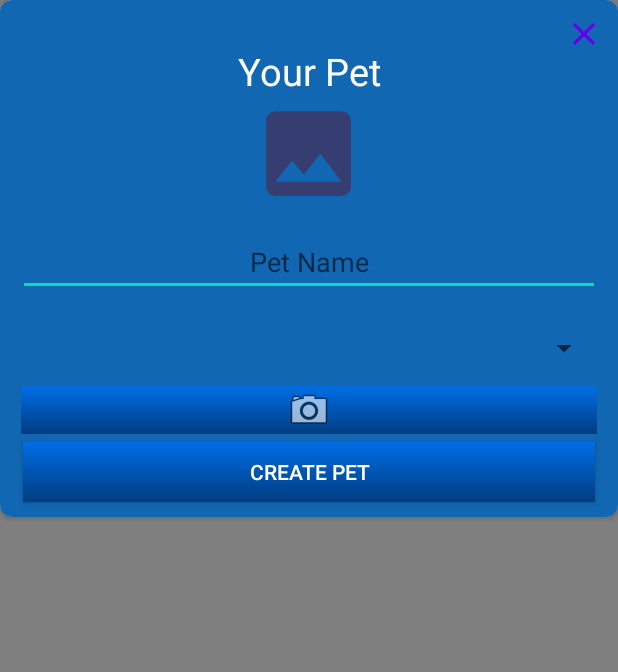
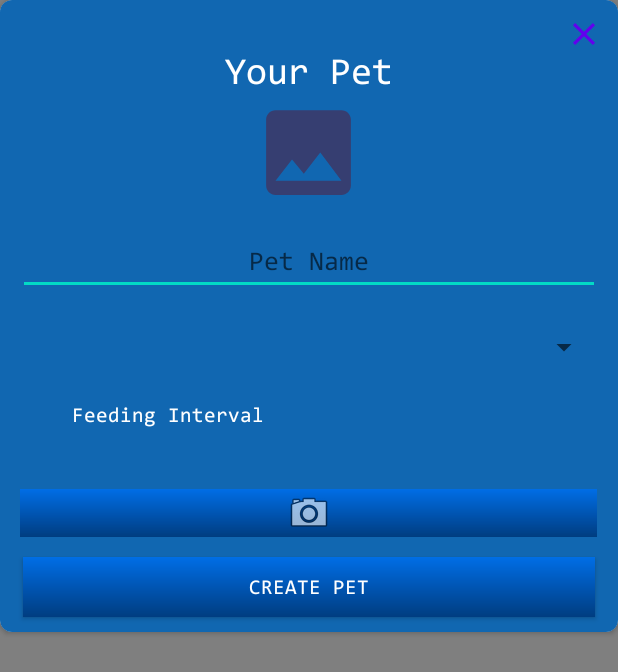
Before and after one commit to andrewc0204/ExoticPets, an Android app: the layout create_pet_layout.xml on its own in the app's theme, with its tools: preview values and no code run, on a phone screen of 412 x 824 dp. Shown: the top 672 px of the screen. Run offline under Robolectric (Android 15) with nearby library versions, the phone set to English and light mode, and no system bars.

Commit message:
Added Custom font style\Textview
Added Textview for feeding interval in alertdialog. added consola font

```diff
--- a/app/src/main/java/com/example/exoticpets/MainActivity.java
+++ b/app/src/main/java/com/example/exoticpets/MainActivity.java
@@ -10,6 +10,7 @@ import androidx.recyclerview.widget.RecyclerView;
 
 import android.content.Intent;
 import android.graphics.Color;
+import android.graphics.Typeface;
 import android.os.Bundle;
 import android.text.Editable;
 import android.text.TextWatcher;
@@ -54,7 +55,6 @@ public class MainActivity extends AppCompatActivity {
     View view;
     ImageView defaultImage;
 
-
     @Override
     protected void onActivityResult(int requestCode, int resultCode, @Nullable @org.jetbrains.annotations.Nullable Intent data) {
         super.onActivityResult(requestCode, resultCode, data);
@@ -91,12 +91,17 @@ public class MainActivity extends AppCompatActivity {
         setContentView(R.layout.activity_main);
         Log.d(TAG, "onCreate: started");
 
+//        Typeface font = Typeface.createFromAsset(getAssets(), "Fonts/consola.TTF");
+//        instructionView.setTypeface(font);
+
+
         //Hides the action bar
         getSupportActionBar().hide();
 
         //Vars
         plusButton = findViewById(R.id.addPetButton);
         instructionView = findViewById(R.id.instructionView);
+
 
         //For Loops Tutorial (Not part of app)
         /*
@@ -157,7 +162,6 @@ public class MainActivity extends AppCompatActivity {
                  */
 
                 view = getLayoutInflater().inflate(R.layout.create_pet_layout, null);
-                petImageButton = view.findViewById(R.id.petImageButton);
 
                 /**
                  * We initialized a Button from the create_pet_layout
@@ -166,6 +170,7 @@ public class MainActivity extends AppCompatActivity {
                 AppCompatButton createPetButton = view.findViewById(R.id.create_pet_button);
                 EditText petNameEditText = view.findViewById(R.id.edittext_pet_name);
                 defaultImage = view.findViewById(R.id.paw_imageview);
+                Spinner spinner = view.findViewById(R.id.spinner);
 
                 /**
                  * Fiz: Then, i created a new Alert Dialog, and used the view object (create_pet_layout) to make the alert
@@ -175,12 +180,10 @@ public class MainActivity extends AppCompatActivity {
                 /**
                  * I populated the Spinner (located in the create_pet_layout) with the data from earlier (Like the arachnids, amphibians, etc) using the adapter i made earlier.
                  */
-
-
                 String[] listOfAnimals = {"Choose Animal", "Arachnid", "Amphibian", "Reptile", "Insect", "Fish"};
                 ArrayAdapter<String> arrayAdapter = new CustomSpinnerAdapter(MainActivity.this, android.R.layout.simple_spinner_dropdown_item, listOfAnimals);
 
-                Spinner spinner = view.findViewById(R.id.spinner);
+
                 spinner.setAdapter(arrayAdapter);
                 //sets default image if user has not selected one from gallery
                 spinner.setOnItemSelectedListener(new AdapterView.OnItemSelectedListener() {
--- a/app/src/main/res/layout/activity_main.xml
+++ b/app/src/main/res/layout/activity_main.xml
@@ -15,8 +15,8 @@
         android:layout_centerVertical="true"
         android:layout_marginTop="3dp"
         android:text="Add your Pet"
+        android:fontFamily="@font/consola"
         android:textColor="@color/black"
-
         android:textSize="25sp" />
 
 
--- a/app/src/main/res/layout/create_pet_layout.xml
+++ b/app/src/main/res/layout/create_pet_layout.xml
@@ -35,6 +35,7 @@
                 android:gravity="center"
                 android:singleLine="true"
                 android:text="Your Pet"
+                android:fontFamily="@font/consola"
                 android:textColor="@color/white"
                 android:textSize="25dp" />
 
@@ -58,6 +59,7 @@
                 android:gravity="center"
                 android:textColor="@color/white"
                 android:hint="Pet Name"
+                android:fontFamily="@font/consola"
                 android:maxLines="1"
                 android:singleLine="true" />
 
@@ -68,9 +70,36 @@
                 android:layout_below="@id/edittext_pet_name"
                 android:layout_marginLeft="12dp"
                 android:layout_marginTop="10dp"
+                android:fontFamily="@font/consola"
                 android:layout_marginRight="12dp"
+                android:textAlignment="center" />
 
-                android:textAlignment="center" />
+            <TextView
+                android:id="@+id/feeding_inverval_spinner"
+                android:layout_marginLeft="12dp"
+                android:layout_marginRight="200dp"
+                android:layout_marginTop="10dp"
+                android:textAlignment="center"
+                android:text="Feeding Interval"
+                android:fontFamily="@font/consola"
+                android:textColor="@color/white"
+                android:layout_width="match_parent"
+                android:layout_height="50dp"
+                android:layout_below="@+id/spinner"/>
+
+
+            <ImageButton
+
+                android:id="@+id/petImageButton"
+                android:layout_width="match_parent"
+                android:layout_height="wrap_content"
+                android:layout_below="@id/feeding_inverval_spinner"
+                android:layout_alignParentStart="true"
+                android:layout_marginStart="13dp"
+                android:layout_marginTop="9dp"
+                android:layout_marginEnd="14dp"
+                android:background="@drawable/gradient"
+                app:srcCompat="@android:drawable/ic_menu_camera" />
 
             <androidx.appcompat.widget.AppCompatButton
                 android:id="@+id/create_pet_button"
@@ -78,25 +107,16 @@
                 android:layout_height="40dp"
                 android:layout_below="@id/petImageButton"
                 android:layout_marginLeft="15dp"
-                android:layout_marginTop="5dp"
+                android:layout_marginTop="13dp"
                 android:layout_marginRight="15dp"
                 android:layout_marginBottom="10dp"
+                android:background="@drawable/gradient"
+                android:fontFamily="@font/consola"
                 android:text="Create Pet"
                 android:textAlignment="center"
-                android:background="@drawable/gradient"
                 android:textColor="@color/white" />
 
-            <ImageButton
 
-                android:id="@+id/petImageButton"
-                android:layout_width="match_parent"
-                android:layout_height="wrap_content"
-                android:layout_alignParentStart="true"
-                android:layout_marginStart="14dp"
-                android:layout_marginEnd="14dp"
-                android:layout_below="@id/spinner"
-                android:background="@drawable/gradient"
-                app:srcCompat="@android:drawable/ic_menu_camera" />
 
 
         </RelativeLayout>
--- a/app/src/main/res/layout/layout_listitem.xml
+++ b/app/src/main/res/layout/layout_listitem.xml
@@ -14,6 +14,7 @@
         android:layout_width="wrap_content"
         android:layout_height="wrap_content"
         android:text="USA"
+        android:fontFamily="@font/consola"
         android:id="@+id/image_name"
         android:layout_toRightOf="@id/image"
         android:textColor="#000"
```
Also changed, not shown: app/src/main/res/font/consola.TTF (added).
